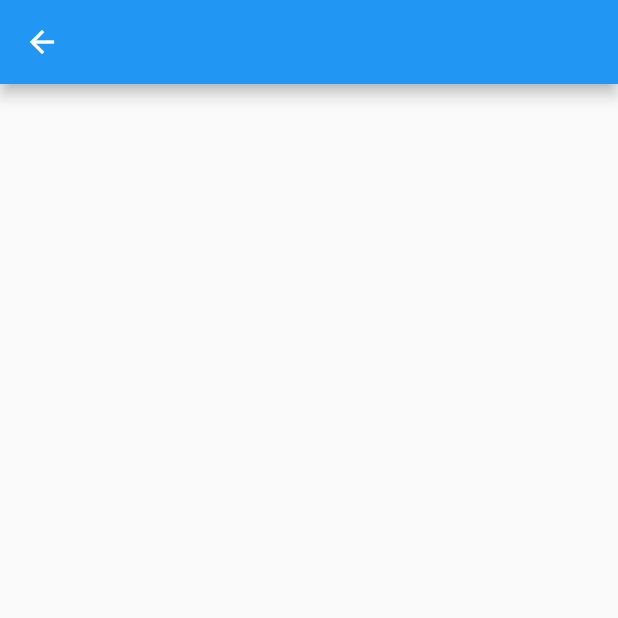
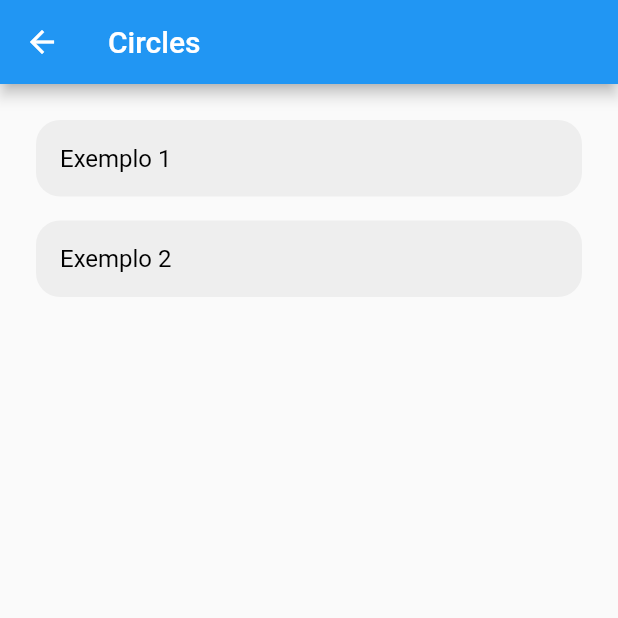
Before and after one commit to brunozupp/clock_painter, a Flutter app: the CircleExamplesPage screen opened directly, on a phone screen of 412 x 824 dp, the top half of it. Run offline on Flutter 3.47's test engine with Material 2 defaults, Android fonts, the phone set to English and light mode, and no system bars.

Commit message:
Exemplos com círculos

```diff
--- a/lib/pages/circle_examples/circle_examples_page.dart
+++ b/lib/pages/circle_examples/circle_examples_page.dart
@@ -1,3 +1,6 @@
+import 'package:clock_painter/components/card_component.dart';
+import 'package:clock_painter/pages/circle_examples/examples/circle_example_one_page.dart';
+import 'package:clock_painter/pages/circle_examples/examples/circle_example_two_page.dart';
 import 'package:flutter/material.dart';
 
 class CircleExamplesPage extends StatelessWidget {
@@ -8,9 +11,34 @@ class CircleExamplesPage extends StatelessWidget {
   Widget build(BuildContext context) {
     return Scaffold(
       appBar: AppBar(
-        title: const Text(''),
+        title: const Text('Circles'),
       ),
-      body: Container(),
+      body: SingleChildScrollView(
+        padding: const EdgeInsets.all(24),
+        child: Column(
+          children: _buildCardsPage().map((e) {
+            return Padding(
+              padding: const EdgeInsets.only(
+                bottom: 16,
+              ),
+              child: e,
+            );
+          }).toList(),
+        ),
+      ),
     );
   }
+
+  List<Widget> _buildCardsPage() {
+    return const [
+      CardComponent(
+        label: "Exemplo 1",
+        page: CircleExampleOnePage(),
+      ),
+      CardComponent(
+        label: "Exemplo 2",
+        page: CircleExampleTwoPage(),
+      ),
+    ];
+  }
 }
```
Also changed, not shown: lib/pages/circle_examples/examples/circle_example_one_page.dart (added, +39 -0 lines), lib/pages/circle_examples/examples/circle_example_two_page.dart (added, +44 -0 lines).
